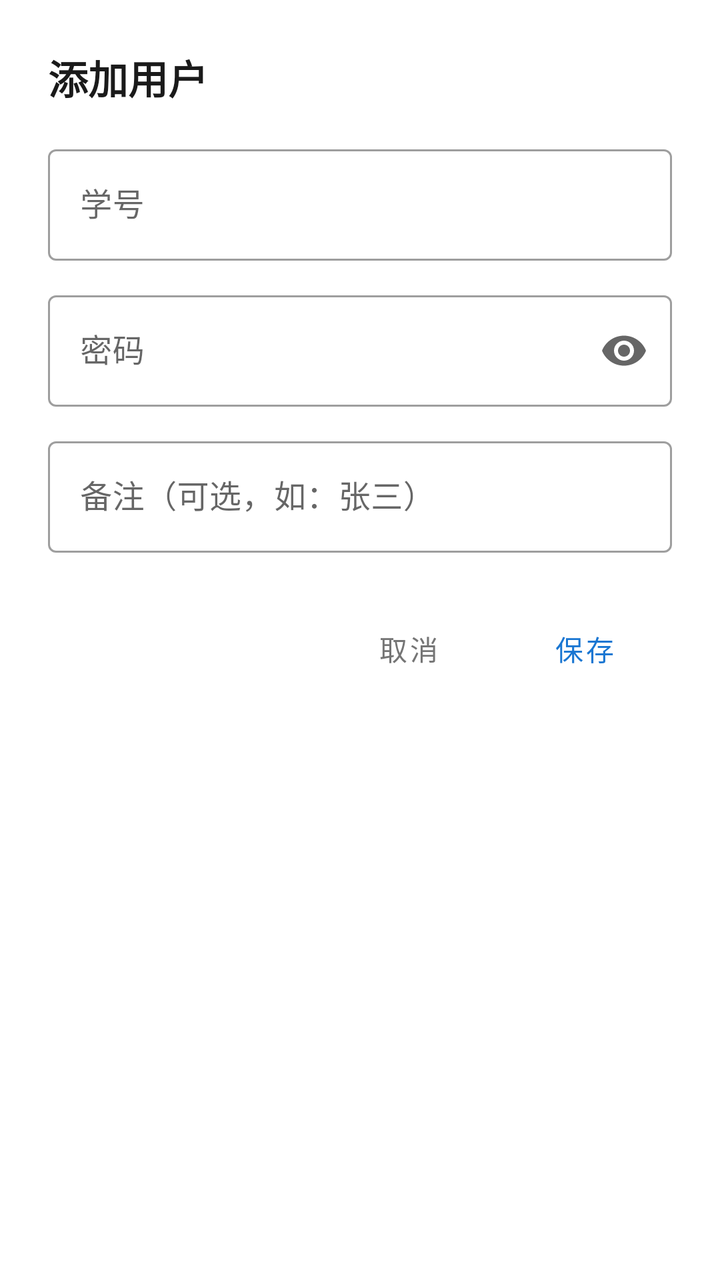
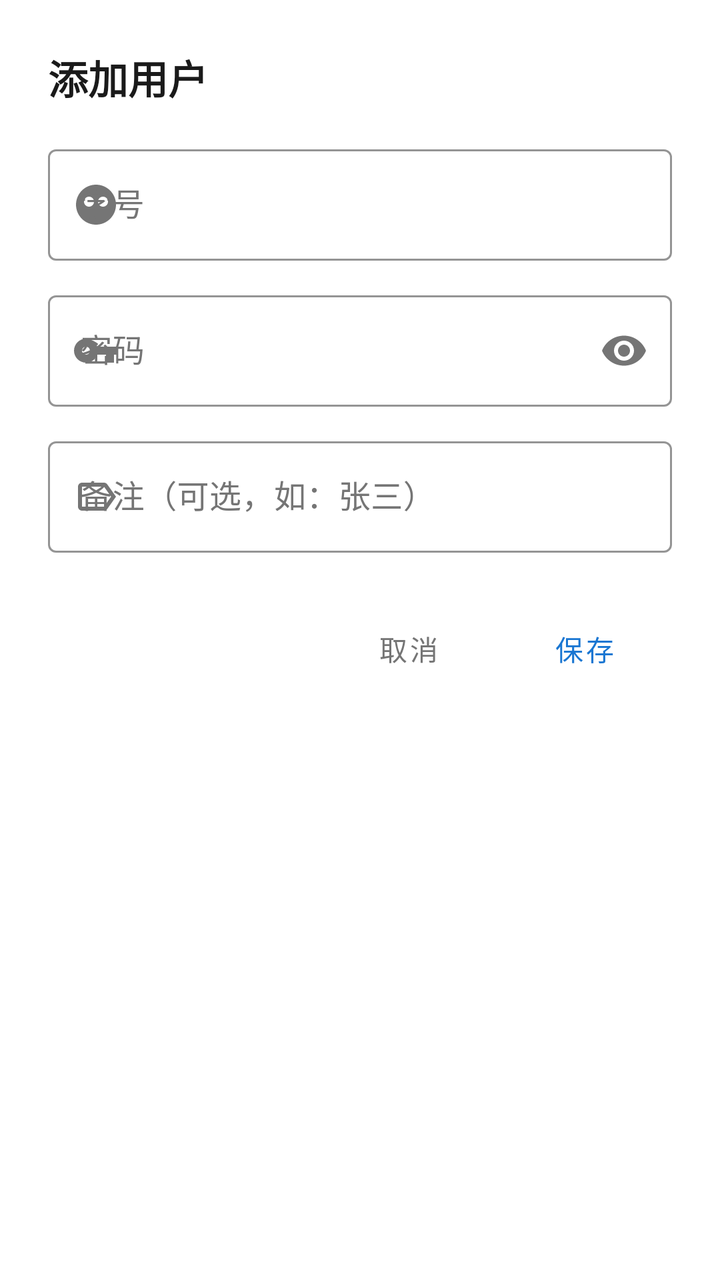

Screens rendered from an Android XML layout before and after an edit, with the pre-edit source and the edit as a unified diff.
<!-- AndroidManifest.xml: application theme Theme.Nbu -->
<!-- res/layout/dialog_add_user.xml -->
<?xml version="1.0" encoding="utf-8"?>
<LinearLayout xmlns:android="http://schemas.android.com/apk/res/android"
    xmlns:app="http://schemas.android.com/apk/res-auto"
    android:layout_width="match_parent"
    android:layout_height="wrap_content"
    android:orientation="vertical"
    android:background="@drawable/bg_dialog_rounded"
    android:padding="24dp">

    <TextView
        android:id="@+id/tvDialogTitle"
        android:layout_width="match_parent"
        android:layout_height="wrap_content"
        android:text="添加用户"
        android:textSize="20sp"
        android:textStyle="bold"
        android:textColor="@color/text_primary"
        android:layout_marginBottom="16dp"/>

    <com.google.android.material.textfield.TextInputLayout
        android:id="@+id/tilUsername"
        style="@style/Widget.MaterialComponents.TextInputLayout.OutlinedBox"
        android:layout_width="match_parent"
        android:layout_height="wrap_content"
        android:hint="学号">

        <com.google.android.material.textfield.TextInputEditText
            android:id="@+id/etUsername"
            android:layout_width="match_parent"
            android:layout_height="wrap_content"
            android:inputType="number"
            android:maxLength="20" />

    </com.google.android.material.textfield.TextInputLayout>

    <com.google.android.material.textfield.TextInputLayout
        android:id="@+id/tilPassword"
        style="@style/Widget.MaterialComponents.TextInputLayout.OutlinedBox"
        android:layout_width="match_parent"
        android:layout_height="wrap_content"
        android:layout_marginTop="12dp"
        android:hint="密码"
        app:endIconMode="password_toggle">

        <com.google.android.material.textfield.TextInputEditText
            android:id="@+id/etPassword"
            android:layout_width="match_parent"
            android:layout_height="wrap_content"
            android:inputType="textPassword" />

    </com.google.android.material.textfield.TextInputLayout>

    <com.google.android.material.textfield.TextInputLayout
        android:id="@+id/tilRemark"
        style="@style/Widget.MaterialComponents.TextInputLayout.OutlinedBox"
        android:layout_width="match_parent"
        android:layout_height="wrap_content"
        android:layout_marginTop="12dp"
        android:hint="备注（可选，如：张三）">

        <com.google.android.material.textfield.TextInputEditText
            android:id="@+id/etRemark"
            android:layout_width="match_parent"
            android:layout_height="wrap_content"
            android:inputType="text"
            android:maxLength="20" />

    </com.google.android.material.textfield.TextInputLayout>

    <LinearLayout
        android:layout_width="match_parent"
        android:layout_height="wrap_content"
        android:orientation="horizontal"
        android:gravity="end"
        android:layout_marginTop="24dp">

        <com.google.android.material.button.MaterialButton
            android:id="@+id/btnCancel"
            style="@style/Widget.MaterialComponents.Button.TextButton"
            android:layout_width="wrap_content"
            android:layout_height="wrap_content"
            android:text="取消"
            android:textColor="@color/text_secondary"/>

        <com.google.android.material.button.MaterialButton
            android:id="@+id/btnSave"
            style="@style/Widget.MaterialComponents.Button.TextButton"
            android:layout_width="wrap_content"
            android:layout_height="wrap_content"
            android:text="保存"
            android:textColor="@color/brand_primary"/>

    </LinearLayout>

</LinearLayout>
<!-- resources referenced by this layout -->
<resources>
  <color name="brand_primary">#1976D2</color>
  <color name="text_primary">#1A1A1A</color>
  <color name="text_secondary">#757575</color>
  <!-- drawable bg_dialog_rounded (drawable) -->
  <?xml version="1.0" encoding="utf-8"?>
  <shape xmlns:android="http://schemas.android.com/apk/res/android">
      <solid android:color="@android:color/white"/>
      <corners android:radius="16dp"/>
  </shape>
  <style name="Theme.Nbu" parent="Theme.MaterialComponents.DayNight.NoActionBar">
          
          <item name="colorPrimary">@color/brand_primary</item>
          <item name="colorPrimaryVariant">@color/brand_primary_dark</item>
          <item name="colorOnPrimary">@color/white</item>
          
          <item name="colorSecondary">@color/brand_accent</item>
          <item name="colorSecondaryVariant">@color/brand_primary</item>
          <item name="colorOnSecondary">@color/white</item>
          
          <item name="android:statusBarColor">@android:color/transparent</item>
          <item name="android:windowLightStatusBar">false</item>
          
          <item name="windowNoTitle">true</item>
          <item name="windowActionBar">false</item>
      </style>
  <color name="brand_primary_dark">#0D47A1</color>
  <color name="white">#FFFFFFFF</color>
  <color name="brand_accent">#42A5F5</color>
</resources>

<!-- the commit's change to res/layout/dialog_add_user.xml (unified diff, before → after) -->
@@ -22,14 +22,20 @@
         style="@style/Widget.MaterialComponents.TextInputLayout.OutlinedBox"
         android:layout_width="match_parent"
         android:layout_height="wrap_content"
-        android:hint="学号">
+        android:hint="学号"
+        android:textColorHint="@color/text_secondary"
+        app:boxStrokeColor="@color/brand_primary"
+        app:hintTextColor="@color/brand_primary"
+        app:startIconDrawable="@drawable/ic_user_alien"
+        app:startIconTint="@color/text_secondary">
 
         <com.google.android.material.textfield.TextInputEditText
             android:id="@+id/etUsername"
             android:layout_width="match_parent"
             android:layout_height="wrap_content"
             android:inputType="number"
-            android:maxLength="20" />
+            android:maxLength="20"
+            android:textColor="@color/text_primary" />
 
     </com.google.android.material.textfield.TextInputLayout>
 
@@ -40,13 +46,20 @@
         android:layout_height="wrap_content"
         android:layout_marginTop="12dp"
         android:hint="密码"
-        app:endIconMode="password_toggle">
+        android:textColorHint="@color/text_secondary"
+        app:boxStrokeColor="@color/brand_primary"
+        app:hintTextColor="@color/brand_primary"
+        app:startIconDrawable="@drawable/ic_password_key"
+        app:startIconTint="@color/text_secondary"
+        app:endIconMode="password_toggle"
+        app:endIconTint="@color/text_secondary">
 
         <com.google.android.material.textfield.TextInputEditText
             android:id="@+id/etPassword"
             android:layout_width="match_parent"
             android:layout_height="wrap_content"
-            android:inputType="textPassword" />
+            android:inputType="textPassword"
+            android:textColor="@color/text_primary" />
 
     </com.google.android.material.textfield.TextInputLayout>
 
@@ -56,14 +69,20 @@
         android:layout_width="match_parent"
         android:layout_height="wrap_content"
         android:layout_marginTop="12dp"
-        android:hint="备注（可选，如：张三）">
+        android:hint="备注（可选，如：张三）"
+        android:textColorHint="@color/text_secondary"
+        app:boxStrokeColor="@color/brand_primary"
+        app:hintTextColor="@color/brand_primary"
+        app:startIconDrawable="@drawable/ic_label_outline"
+        app:startIconTint="@color/text_secondary">
 
         <com.google.android.material.textfield.TextInputEditText
             android:id="@+id/etRemark"
             android:layout_width="match_parent"
             android:layout_height="wrap_content"
             android:inputType="text"
-            android:maxLength="20" />
+            android:maxLength="20"
+            android:textColor="@color/text_primary" />
 
     </com.google.android.material.textfield.TextInputLayout>
 
<!-- resource entries referenced after the edit -->
@@ -9,6 +9,39 @@
       <solid android:color="@android:color/white"/>
       <corners android:radius="16dp"/>
   </shape>
+  <!-- drawable ic_label_outline (drawable) -->
+  <vector xmlns:android="http://schemas.android.com/apk/res/android"
+      android:width="24dp"
+      android:height="24dp"
+      android:viewportWidth="24"
+      android:viewportHeight="24"
+      android:tint="?attr/colorControlNormal">
+    <path
+        android:fillColor="@android:color/white"
+        android:pathData="M17.63,5.84C17.27,5.33 16.67,5 16,5L5,5.01C3.9,5.01 3,5.9 3,7v10c0,1.1 0.9,1.99 2,1.99L16,19c0.67,0 1.27,-0.33 1.63,-0.84L22,12l-4.37,-6.16zM16,17H5V7h11l3.55,5L16,17z"/>
+  </vector>
+  <!-- drawable ic_password_key (drawable) -->
+  <vector xmlns:android="http://schemas.android.com/apk/res/android"
+      android:width="24dp"
+      android:height="24dp"
+      android:viewportWidth="24"
+      android:viewportHeight="24"
+      android:tint="?attr/colorControlNormal">
+    <path
+        android:fillColor="@android:color/white"
+        android:pathData="M12.65,10C11.83,7.67 9.61,6 7,6c-3.31,0 -6,2.69 -6,6s2.69,6 6,6c2.61,0 4.83,-1.67 5.65,-4H17v4h4v-4h2v-4H12.65zM7,14c-1.1,0 -2,-0.9 -2,-2s0.9,-2 2,-2 2,0.9 2,2 -0.9,2 -2,2z"/>
+  </vector>
+  <!-- drawable ic_user_alien (drawable) -->
+  <vector xmlns:android="http://schemas.android.com/apk/res/android"
+      android:width="24dp"
+      android:height="24dp"
+      android:viewportWidth="24"
+      android:viewportHeight="24"
+      android:tint="?attr/colorControlNormal">
+    <path
+        android:fillColor="@android:color/white"
+        android:pathData="M12,2C6.48,2 2,6.48 2,12s4.48,10 10,10 10,-4.48 10,-10S17.52,2 12,2zM8.5,8c1.38,0 2.5,1.12 2.5,2.5S9.88,13 8.5,13 6,11.88 6,10.5 7.12,8 8.5,8zM15.5,8c1.38,0 2.5,1.12 2.5,2.5S16.88,13 15.5,13 13,11.88 13,10.5 14.12,8 15.5,8z"/>
+  </vector>
   <style name="Theme.Nbu" parent="Theme.MaterialComponents.DayNight.NoActionBar">
           
           <item name="colorPrimary">@color/brand_primary</item>
